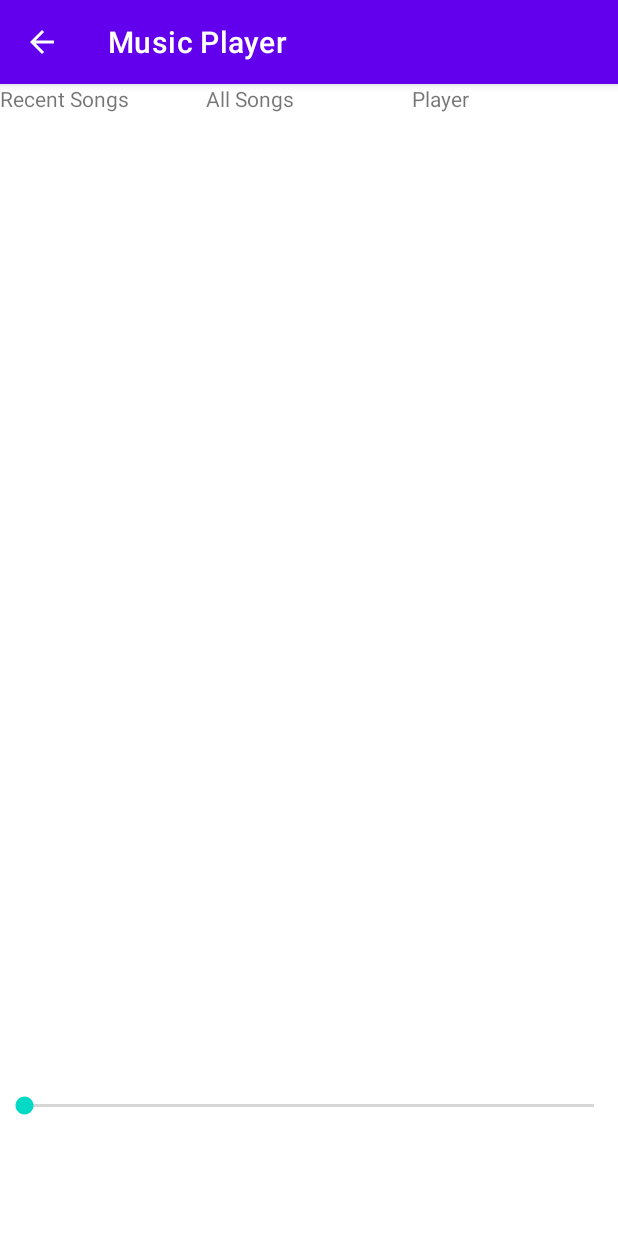
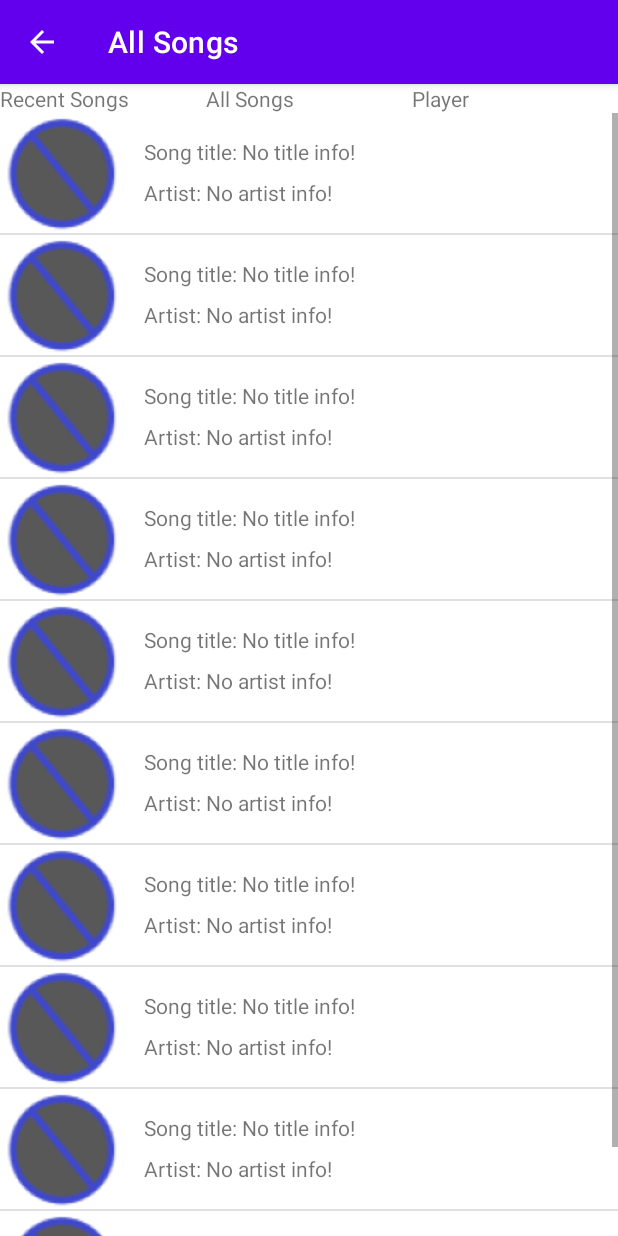
Before and after one commit to egrunwald/MyMusic-App, an Android app: the screen it shows after launch (PlayerActivity before the commit, SongsActivity after it), after a tap on "Player", on a phone screen of 412 x 824 dp. Run offline under Robolectric (Android 15) with nearby library versions, the phone set to English and light mode, and no system bars.

Commit message:
updated navigation between Activities.

```diff
--- a/app/src/main/java/com/example/android/mymusic/MainActivity.java
+++ b/app/src/main/java/com/example/android/mymusic/MainActivity.java
@@ -1,16 +1,11 @@
 package com.example.android.mymusic;
 
-import androidx.annotation.RequiresApi;
 import androidx.appcompat.app.AppCompatActivity;
 
-import android.Manifest;
-import android.app.Activity;
 import android.content.Intent;
-import android.content.pm.PackageManager;
 import android.graphics.drawable.Drawable;
 import android.media.MediaMetadataRetriever;
 import android.net.Uri;
-import android.os.Build;
 import android.os.Bundle;
 import android.view.View;
 import android.widget.AdapterView;
@@ -23,36 +18,27 @@ import java.util.ArrayList;
 
 public class MainActivity extends AppCompatActivity {
 
-    @RequiresApi(api = Build.VERSION_CODES.M)
     @Override
     protected void onCreate(Bundle savedInstanceState) {
         super.onCreate(savedInstanceState);
         setContentView(R.layout.activity_main);
 
+        // Get recent playedList from intent when mainActivity opened from
+        // another Activity.
+        // playedList will be null when app is first opened
+        Intent intent = getIntent();
+        ArrayList<Integer> playedList = new ArrayList<Integer>();
 
-            Intent intent = getIntent();
-            ArrayList<Integer> playedList = (ArrayList<Integer>) intent.getIntegerArrayListExtra("recentPlayed");
-
-
-        // create an empty ArrayList of Song to be filled later
+        // create an empty ArrayList of Song to be filled later with song data
         ArrayList<Song> songDataList = new ArrayList<Song>();
 
-        SongList songList = new SongList();
-        ArrayList<Integer> recentSongList = songList.getRecentSongList();
-        if (playedList != null) {
-            recentSongList.addAll(playedList);
-            playedList.clear();
-        }
-
-        if (recentSongList.isEmpty()) {
-            Song thisSong = new Song(-1, "NO recent songs played", "NO recent songs played", null);
-            songDataList.add(thisSong);
-
-        } else {
+        // If intent contains a list of recentPlayed songs add them to playedList.
+        if (intent.getIntegerArrayListExtra("recentPlayed") != null) {
+            playedList.addAll(intent.getIntegerArrayListExtra("recentPlayed"));
 
             // for each song in listIfSong retrieve metadata and save as Song in songDataList
-            for (int i = recentSongList.size() - 1; i >= 0; i--) {
-                int fileAddress = recentSongList.get(i);
+            for (int i = playedList.size() - 1; i >= 0; i--) {
+                int fileAddress = playedList.get(i);
                 Uri mediaPath = Uri.parse("android.resource://" + getPackageName() + "/" + fileAddress);
                 MediaMetadataRetriever mmr = new MediaMetadataRetriever();
                 mmr.setDataSource(this, mediaPath);
@@ -69,8 +55,12 @@ public class MainActivity extends AppCompatActivity {
                 Song thisSong = new Song(fileAddress, songTitle, songArtist, albumArt);
                 songDataList.add(thisSong);
             }
+        } else {
+            Song thisSong = new Song(-1, "NO recent songs played", "NO recent songs played", null);
+            playedList.add(-1);
+            songDataList.add(thisSong);
+        }
 
-        }
         // Create an {@link SongTextAdapter}, whose data source is a list of Strings and images. The
         // adapter knows how to create layouts for each item in the list, using the
         // list_item.xml layout resource defined in the Android framework.
@@ -89,6 +79,7 @@ public class MainActivity extends AppCompatActivity {
         // 1 argument, which is the {@link SongTextAdapter} with the variable name adapter.
         listView.setAdapter(adapter);
 
+        // Set click listener for the adapter view
         listView.setOnItemClickListener(new AdapterView.OnItemClickListener() {
             @Override
             public void onItemClick(AdapterView<?> parent, View view, int position, long id) {
@@ -96,10 +87,22 @@ public class MainActivity extends AppCompatActivity {
                 int songAddress = currentSong.getFileAddress();
 
                 if (songAddress != -1) {
+
+                    // Create a new intent to open the {@link PlayerActivity}
                     Intent intent = new Intent(MainActivity.this, PlayerActivity.class);
                     intent.putExtra("songAddress", songAddress);
-                intent.putExtra("recentPlayed", recentSongList);
+                    intent.putExtra("recentPlayed", playedList);
+
+                    // Start the new activity
                     startActivity(intent);
+                }  else {
+                    Toast.makeText(MainActivity.this, "No recently played songs,\n" +
+                            "please select a song to play!", Toast.LENGTH_SHORT).show();
+                    Intent songIntent = new Intent(MainActivity.this, SongsActivity.class);
+                    songIntent.putExtra("recentPlayed", playedList);
+
+                    // Start the new activity
+                    startActivity(songIntent);
                 }
             }
         });
@@ -132,15 +135,27 @@ public class MainActivity extends AppCompatActivity {
             // The code in this method will be executed when the player_nav_text_view View is clicked on.
             @Override
             public void onClick(View view) {
-                int songAddress = songDataList.get(0).getFileAddress();
+                Song lastSongPlayed = songDataList.get(0);
+                int songAddress = lastSongPlayed.getFileAddress();
+
+                if (songAddress != -1) {
 
                     // Create a new intent to open the {@link PlayerActivity}
                     Intent playerIntent = new Intent(MainActivity.this, PlayerActivity.class);
-                intent.putExtra("songAddress", songAddress);
+                    playerIntent.putExtra("songAddress", songAddress);
                     playerIntent.putExtra("recentPlayed", playedList);
 
                     // Start the new activity
                     startActivity(playerIntent);
+                } else {
+                    Toast.makeText(MainActivity.this, "No recently played songs,\n" +
+                            "please select a song to play!", Toast.LENGTH_SHORT).show();
+                    Intent songIntent = new Intent(MainActivity.this, SongsActivity.class);
+                    songIntent.putExtra("recentPlayed", playedList);
+
+                    // Start the new activity
+                    startActivity(songIntent);
+                }
             }
         });
 
--- a/app/src/main/java/com/example/android/mymusic/PlayerActivity.java
+++ b/app/src/main/java/com/example/android/mymusic/PlayerActivity.java
@@ -1,6 +1,5 @@
 package com.example.android.mymusic;
 
-import android.app.Activity;
 import android.content.Intent;
 import android.graphics.drawable.Drawable;
 import android.media.MediaMetadataRetriever;
@@ -23,15 +22,15 @@ public class PlayerActivity extends AppCompatActivity {
         setContentView(R.layout.activity_player);
 
         Intent intent = getIntent();
-        int songIndex = (int)intent.getIntExtra("songAddress", -1);
-        ArrayList<Integer> playedList;
+        int songIndex = (int) intent.getIntExtra("songAddress", -1);
+        ArrayList<Integer> playedList = new ArrayList<Integer>();
+
+        // If intent contains a list of recentPlayed songs add them to playedList.
         if (intent.getIntegerArrayListExtra("recentPlayed") != null) {
-            playedList = (ArrayList<Integer>) intent.getIntegerArrayListExtra("recentPlayed");
-        } else {
-            playedList = new ArrayList<Integer>();
+            playedList.addAll(intent.getIntegerArrayListExtra("recentPlayed"));
         }
-        if(songIndex>-1) {
-            playedList.add(songIndex);
+
+        if (songIndex > -1) {
             Uri mediaPath = Uri.parse("android.resource://" + getPackageName() + "/" + songIndex);
             MediaMetadataRetriever mmr = new MediaMetadataRetriever();
             mmr.setDataSource(this, mediaPath);
@@ -63,6 +62,10 @@ public class PlayerActivity extends AppCompatActivity {
             TextView currentSongArtist = findViewById(R.id.song_playing_artist_text);
             currentSongArtist.setText("Song Artist: " + songArtist);
 
+            if (playedList.size() > 9) {
+                playedList.remove(0);
+            }
+            playedList.add(songIndex);
         }
 
         // Find the view that sets the songs list
--- a/app/src/main/java/com/example/android/mymusic/Song.java
+++ b/app/src/main/java/com/example/android/mymusic/Song.java
@@ -10,8 +10,7 @@ public class Song {
 
     private Drawable mSongImage;
 
-    private  int mFileAddress;
-
+    private int mFileAddress;
 
     public Song(int fileAddress, String title, String artist, Drawable image) {
         mFileAddress = fileAddress;
--- a/app/src/main/java/com/example/android/mymusic/SongList.java
+++ b/app/src/main/java/com/example/android/mymusic/SongList.java
@@ -5,8 +5,6 @@ import java.util.ArrayList;
 public class SongList extends ArrayList<Integer> {
 
     private ArrayList<Integer> listOfSongs = new ArrayList<Integer>();
-
-    private ArrayList<Integer> listOfRecentSongs = new ArrayList<Integer>();
 
     public SongList() {
 
@@ -28,15 +26,4 @@ public class SongList extends ArrayList<Integer> {
         return listOfSongs;
     }
 
-    public ArrayList<Integer> getRecentSongList() {
-        return listOfRecentSongs;
-    }
-
-    public void addToRecentList(int songAddress) {
-        listOfRecentSongs.add(listOfSongs.get(songAddress));
-    }
-
-    public int getSongIndex(int songAddress) {
-        return listOfSongs.indexOf(songAddress);
-    }
 }
--- a/app/src/main/java/com/example/android/mymusic/SongsActivity.java
+++ b/app/src/main/java/com/example/android/mymusic/SongsActivity.java
@@ -1,6 +1,5 @@
 package com.example.android.mymusic;
 
-import android.app.Activity;
 import android.content.Intent;
 import android.graphics.drawable.Drawable;
 import android.media.MediaMetadataRetriever;
@@ -10,9 +9,9 @@ import android.view.View;
 import android.widget.AdapterView;
 import android.widget.ListView;
 import android.widget.TextView;
+import android.widget.Toast;
 
 import androidx.appcompat.app.AppCompatActivity;
-
 import java.io.ByteArrayInputStream;
 import java.util.ArrayList;
 
@@ -23,8 +22,17 @@ public class SongsActivity extends AppCompatActivity {
         super.onCreate(savedInstanceState);
         setContentView(R.layout.activity_songs);
 
+        // Create empty ArrayList to fill with played songs list.
+        ArrayList<Integer> playedList  = new ArrayList<Integer>();
+
+        // Get recent playedList from intent when SongActivity opened from
+        // another Activity.
         Intent intent = getIntent();
-        ArrayList<Integer> playedList = (ArrayList<Integer>) intent.getIntegerArrayListExtra("recentPlayed");
+
+        // If intent contains a list of recentPlayed songs add them to playedList.
+        if (intent.getIntegerArrayListExtra("recentPlayed") != null) {
+            playedList.addAll(intent.getIntegerArrayListExtra("recentPlayed"));
+        }
 
         // create an empty ArrayList of Song to be filled later
         ArrayList<Song> songDataList = new ArrayList<Song>();
@@ -71,6 +79,7 @@ public class SongsActivity extends AppCompatActivity {
         // 1 argument, which is the {@link SongTextAdapter} with the variable name adapter.
         listView.setAdapter(adapter);
 
+        // Set click listener for the adapter view
         listView.setOnItemClickListener(new AdapterView.OnItemClickListener() {
             @Override
             public void onItemClick(AdapterView<?> parent, View view, int position, long id) {
@@ -79,7 +88,9 @@ public class SongsActivity extends AppCompatActivity {
 
                 Intent intent = new Intent(SongsActivity.this, PlayerActivity.class);
                 intent.putExtra("songAddress", songAddress);
+                if (playedList.get(0) != -1) {
                     intent.putExtra("recentPlayed", playedList);
+                }
                 startActivity(intent);
             }
         });
@@ -96,7 +107,9 @@ public class SongsActivity extends AppCompatActivity {
 
                 // Create a new intent to open the {@link SongsActivity}
                 Intent recentIntent = new Intent(SongsActivity.this, MainActivity.class);
+                if (playedList.get(0) != -1) {
                     recentIntent.putExtra("recentPlayed", playedList);
+                }
 
                 // Start the new activity
                 startActivity(recentIntent);
@@ -114,6 +127,7 @@ public class SongsActivity extends AppCompatActivity {
             public void onClick(View view) {
                 int lastSong = playedList.get(playedList.size() - 1);
 
+                if (lastSong != -1) {
                     // Create a new intent to open the {@link PlayerActivity}
                     Intent playerIntent = new Intent(SongsActivity.this, PlayerActivity.class);
                     playerIntent.putExtra("songAddress", lastSong);
@@ -121,6 +135,10 @@ public class SongsActivity extends AppCompatActivity {
 
                     // Start the new activity
                     startActivity(playerIntent);
+                } else {
+                    Toast.makeText(SongsActivity.this, "No recently played songs,\n" +
+                            "please select a song to play!", Toast.LENGTH_SHORT).show();
+                }
             }
         });
     }
```
Lines whose indentation alone changed are shown as unchanged.
